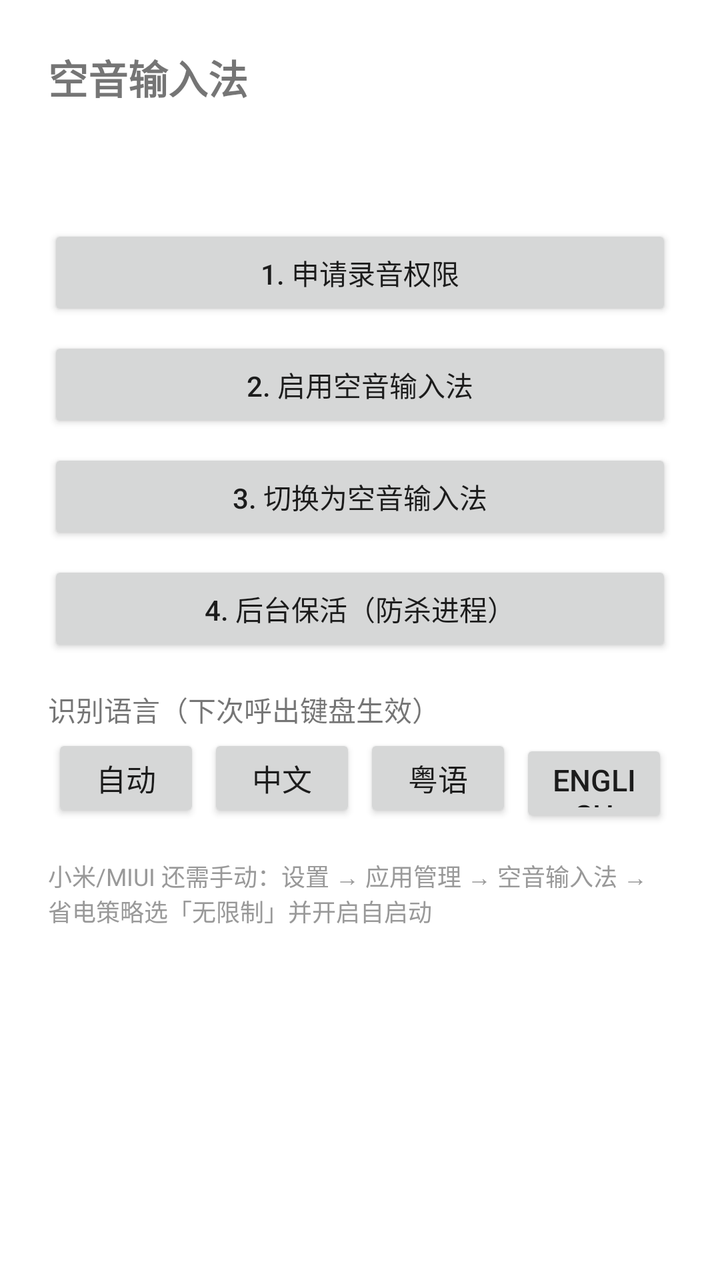
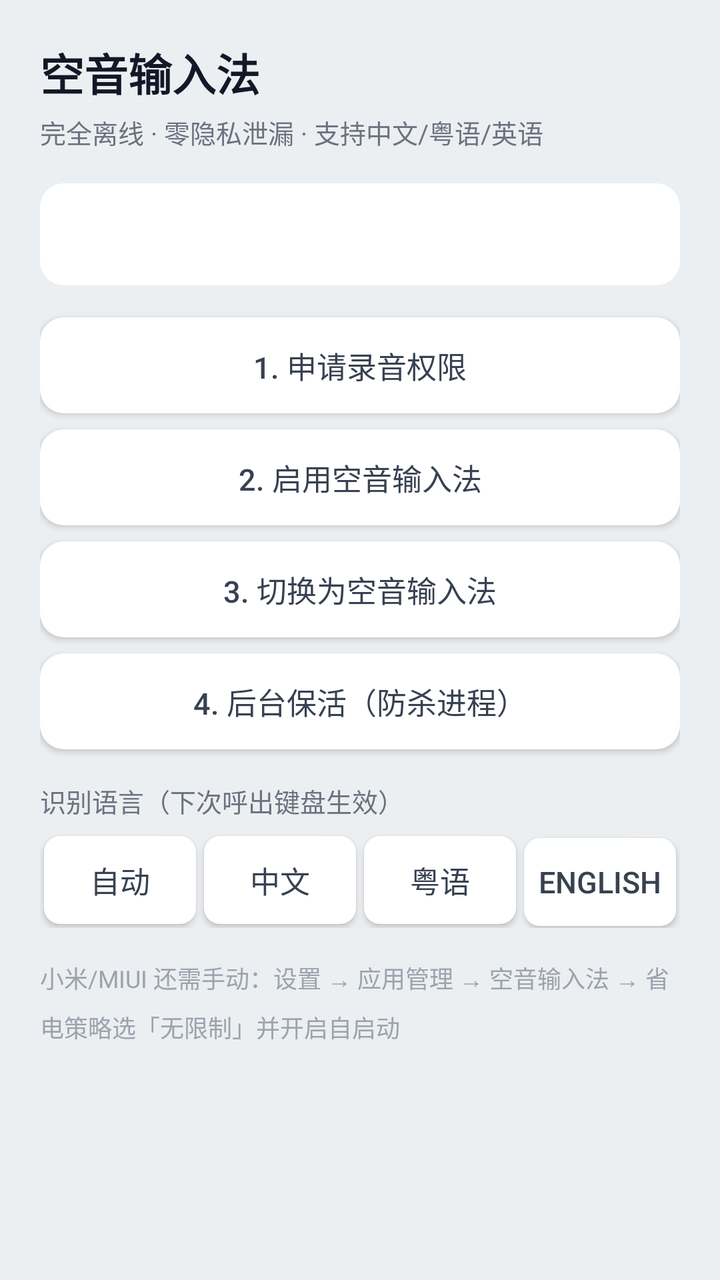

Before-and-after screenshots of an Android layout around one commit, followed by the original layout XML and the change that was made.
<!-- AndroidManifest.xml: application theme AppTheme -->
<!-- res/layout/activity_main.xml -->
<?xml version="1.0" encoding="utf-8"?>
<LinearLayout xmlns:android="http://schemas.android.com/apk/res/android"
    android:layout_width="match_parent"
    android:layout_height="match_parent"
    android:orientation="vertical"
    android:padding="24dp">

    <TextView
        android:layout_width="match_parent"
        android:layout_height="wrap_content"
        android:layout_marginBottom="16dp"
        android:textSize="20sp"
        android:textStyle="bold"
        android:text="@string/app_name" />

    <TextView
        android:id="@+id/statusText"
        android:layout_width="match_parent"
        android:layout_height="wrap_content"
        android:layout_marginBottom="24dp"
        android:textSize="14sp"
        android:lineSpacingMultiplier="1.4" />

    <Button
        android:id="@+id/btnPermission"
        android:layout_width="match_parent"
        android:layout_height="wrap_content"
        android:layout_marginBottom="8dp"
        android:text="1. 申请录音权限" />

    <Button
        android:id="@+id/btnEnableIme"
        android:layout_width="match_parent"
        android:layout_height="wrap_content"
        android:layout_marginBottom="8dp"
        android:text="2. 启用空音输入法" />

    <Button
        android:id="@+id/btnSwitchIme"
        android:layout_width="match_parent"
        android:layout_height="wrap_content"
        android:layout_marginBottom="8dp"
        android:text="3. 切换为空音输入法" />

    <Button
        android:id="@+id/btnBattery"
        android:layout_width="match_parent"
        android:layout_height="wrap_content"
        android:layout_marginBottom="8dp"
        android:text="4. 后台保活（防杀进程）" />

    <TextView
        android:layout_width="match_parent"
        android:layout_height="wrap_content"
        android:layout_marginTop="8dp"
        android:textSize="14sp"
        android:text="识别语言（下次呼出键盘生效）" />

    <LinearLayout
        android:layout_width="match_parent"
        android:layout_height="wrap_content"
        android:orientation="horizontal">

        <Button
            android:id="@+id/btnLangAuto"
            style="@style/KeyButton"
            android:layout_height="44dp"
            android:text="自动" />

        <Button
            android:id="@+id/btnLangZh"
            style="@style/KeyButton"
            android:layout_height="44dp"
            android:text="中文" />

        <Button
            android:id="@+id/btnLangYue"
            style="@style/KeyButton"
            android:layout_height="44dp"
            android:text="粤语" />

        <Button
            android:id="@+id/btnLangEn"
            style="@style/KeyButton"
            android:layout_height="44dp"
            android:text="English" />
    </LinearLayout>

    <TextView
        android:layout_width="match_parent"
        android:layout_height="wrap_content"
        android:layout_marginTop="16dp"
        android:textSize="12sp"
        android:textColor="#999999"
        android:text="小米/MIUI 还需手动：设置 → 应用管理 → 空音输入法 → 省电策略选「无限制」并开启自启动" />
</LinearLayout>
<!-- resources referenced by this layout -->
<resources>
  <string name="app_name">空音输入法</string>
  <style name="KeyButton">
          <item name="android:layout_width">0dp</item>
          <item name="android:layout_height">44dp</item>
          <item name="android:layout_weight">1</item>
          <item name="android:layout_margin">2dp</item>
          <item name="android:textSize">15sp</item>
      </style>
  <style name="AppTheme" parent="android:Theme.Material.Light.NoActionBar">
          <item name="android:windowBackground">@android:color/white</item>
          <item name="android:colorAccent">#3F51B5</item>
      </style>
</resources>

<!-- the commit's change to res/layout/activity_main.xml (unified diff, before → after) -->
@@ -1,96 +1,111 @@
 <?xml version="1.0" encoding="utf-8"?>
-<LinearLayout xmlns:android="http://schemas.android.com/apk/res/android"
+<ScrollView xmlns:android="http://schemas.android.com/apk/res/android"
     android:layout_width="match_parent"
     android:layout_height="match_parent"
-    android:orientation="vertical"
-    android:padding="24dp">
-
-    <TextView
-        android:layout_width="match_parent"
-        android:layout_height="wrap_content"
-        android:layout_marginBottom="16dp"
-        android:textSize="20sp"
-        android:textStyle="bold"
-        android:text="@string/app_name" />
-
-    <TextView
-        android:id="@+id/statusText"
-        android:layout_width="match_parent"
-        android:layout_height="wrap_content"
-        android:layout_marginBottom="24dp"
-        android:textSize="14sp"
-        android:lineSpacingMultiplier="1.4" />
-
-    <Button
-        android:id="@+id/btnPermission"
-        android:layout_width="match_parent"
-        android:layout_height="wrap_content"
-        android:layout_marginBottom="8dp"
-        android:text="1. 申请录音权限" />
-
-    <Button
-        android:id="@+id/btnEnableIme"
-        android:layout_width="match_parent"
-        android:layout_height="wrap_content"
-        android:layout_marginBottom="8dp"
-        android:text="2. 启用空音输入法" />
-
-    <Button
-        android:id="@+id/btnSwitchIme"
-        android:layout_width="match_parent"
-        android:layout_height="wrap_content"
-        android:layout_marginBottom="8dp"
-        android:text="3. 切换为空音输入法" />
-
-    <Button
-        android:id="@+id/btnBattery"
-        android:layout_width="match_parent"
-        android:layout_height="wrap_content"
-        android:layout_marginBottom="8dp"
-        android:text="4. 后台保活（防杀进程）" />
-
-    <TextView
-        android:layout_width="match_parent"
-        android:layout_height="wrap_content"
-        android:layout_marginTop="8dp"
-        android:textSize="14sp"
-        android:text="识别语言（下次呼出键盘生效）" />
+    android:background="#ECEFF1">
 
     <LinearLayout
         android:layout_width="match_parent"
         android:layout_height="wrap_content"
-        android:orientation="horizontal">
+        android:orientation="vertical"
+        android:padding="20dp">
+
+        <TextView
+            android:layout_width="match_parent"
+            android:layout_height="wrap_content"
+            android:textSize="22sp"
+            android:textStyle="bold"
+            android:textColor="#111827"
+            android:text="@string/app_name" />
+
+        <TextView
+            android:layout_width="match_parent"
+            android:layout_height="wrap_content"
+            android:layout_marginTop="4dp"
+            android:layout_marginBottom="16dp"
+            android:textSize="13sp"
+            android:textColor="#6B7280"
+            android:text="完全离线 · 零隐私泄漏 · 支持中文/粤语/英语" />
+
+        <LinearLayout
+            android:layout_width="match_parent"
+            android:layout_height="wrap_content"
+            android:layout_marginBottom="16dp"
+            android:orientation="vertical"
+            android:padding="16dp"
+            android:background="@drawable/bg_card">
+
+            <TextView
+                android:id="@+id/statusText"
+                android:layout_width="match_parent"
+                android:layout_height="wrap_content"
+                android:textSize="14sp"
+                android:textColor="#374151"
+                android:lineSpacingMultiplier="1.5" />
+        </LinearLayout>
 
         <Button
-            android:id="@+id/btnLangAuto"
-            style="@style/KeyButton"
-            android:layout_height="44dp"
-            android:text="自动" />
+            android:id="@+id/btnPermission"
+            style="@style/GuideButton"
+            android:text="1. 申请录音权限" />
 
         <Button
-            android:id="@+id/btnLangZh"
-            style="@style/KeyButton"
-            android:layout_height="44dp"
-            android:text="中文" />
+            android:id="@+id/btnEnableIme"
+            style="@style/GuideButton"
+            android:text="2. 启用空音输入法" />
 
         <Button
-            android:id="@+id/btnLangYue"
-            style="@style/KeyButton"
-            android:layout_height="44dp"
-            android:text="粤语" />
+            android:id="@+id/btnSwitchIme"
+            style="@style/GuideButton"
+            android:text="3. 切换为空音输入法" />
 
         <Button
-            android:id="@+id/btnLangEn"
-            style="@style/KeyButton"
-            android:layout_height="44dp"
-            android:text="English" />
+            android:id="@+id/btnBattery"
+            style="@style/GuideButton"
+            android:text="4. 后台保活（防杀进程）" />
+
+        <TextView
+            android:layout_width="match_parent"
+            android:layout_height="wrap_content"
+            android:layout_marginTop="8dp"
+            android:layout_marginBottom="6dp"
+            android:textSize="13sp"
+            android:textColor="#6B7280"
+            android:text="识别语言（下次呼出键盘生效）" />
+
+        <LinearLayout
+            android:layout_width="match_parent"
+            android:layout_height="wrap_content"
+            android:orientation="horizontal">
+
+            <Button
+                android:id="@+id/btnLangAuto"
+                style="@style/KeyButton"
+                android:text="自动" />
+
+            <Button
+                android:id="@+id/btnLangZh"
+                style="@style/KeyButton"
+                android:text="中文" />
+
+            <Button
+                android:id="@+id/btnLangYue"
+                style="@style/KeyButton"
+                android:text="粤语" />
+
+            <Button
+                android:id="@+id/btnLangEn"
+                style="@style/KeyButton"
+                android:text="English" />
+        </LinearLayout>
+
+        <TextView
+            android:layout_width="match_parent"
+            android:layout_height="wrap_content"
+            android:layout_marginTop="16dp"
+            android:textSize="12sp"
+            android:textColor="#9CA3AF"
+            android:lineSpacingMultiplier="1.4"
+            android:text="小米/MIUI 还需手动：设置 → 应用管理 → 空音输入法 → 省电策略选「无限制」并开启自启动" />
     </LinearLayout>
-
-    <TextView
-        android:layout_width="match_parent"
-        android:layout_height="wrap_content"
-        android:layout_marginTop="16dp"
-        android:textSize="12sp"
-        android:textColor="#999999"
-        android:text="小米/MIUI 还需手动：设置 → 应用管理 → 空音输入法 → 省电策略选「无限制」并开启自启动" />
-</LinearLayout>
+</ScrollView>
<!-- resource entries referenced after the edit -->
@@ -1,16 +1,44 @@
 <!-- resources referenced by this layout -->
 <resources>
+  <!-- drawable bg_card (drawable) -->
+  <?xml version="1.0" encoding="utf-8"?>
+  <shape xmlns:android="http://schemas.android.com/apk/res/android"
+      android:shape="rectangle">
+      <solid android:color="#FFFFFF" />
+      <corners android:radius="12dp" />
+  </shape>
   <string name="app_name">空音输入法</string>
+  <style name="GuideButton">
+          <item name="android:layout_width">match_parent</item>
+          <item name="android:layout_height">48dp</item>
+          <item name="android:layout_marginBottom">8dp</item>
+          <item name="android:textSize">15sp</item>
+          <item name="android:textColor">#374151</item>
+          <item name="android:background">@drawable/bg_card</item>
+      </style>
   <style name="KeyButton">
           <item name="android:layout_width">0dp</item>
           <item name="android:layout_height">44dp</item>
           <item name="android:layout_weight">1</item>
           <item name="android:layout_margin">2dp</item>
           <item name="android:textSize">15sp</item>
+          <item name="android:textColor">#374151</item>
+          <item name="android:background">@drawable/bg_key</item>
       </style>
   <style name="AppTheme" parent="android:Theme.Material.Light.NoActionBar">
           <item name="android:windowBackground">@android:color/white</item>
           <item name="android:colorAccent">#3F51B5</item>
       </style>
+  <!-- drawable bg_key (drawable) -->
+  <?xml version="1.0" encoding="utf-8"?>
+  <ripple xmlns:android="http://schemas.android.com/apk/res/android"
+      android:color="#1A000000">
+      <item>
+          <shape android:shape="rectangle">
+              <solid android:color="#FFFFFF" />
+              <corners android:radius="8dp" />
+          </shape>
+      </item>
+  </ripple>
 </resources>
 
